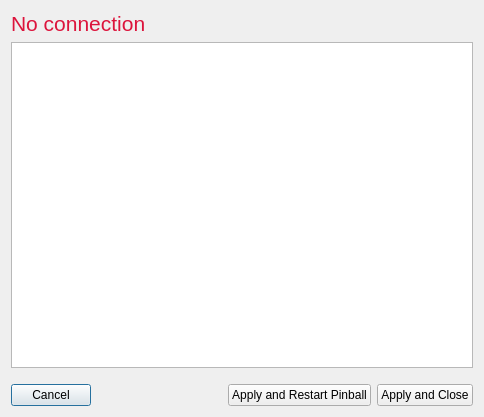
Qt form ui/gameset.ui (garzol/wiflip) before a commit.
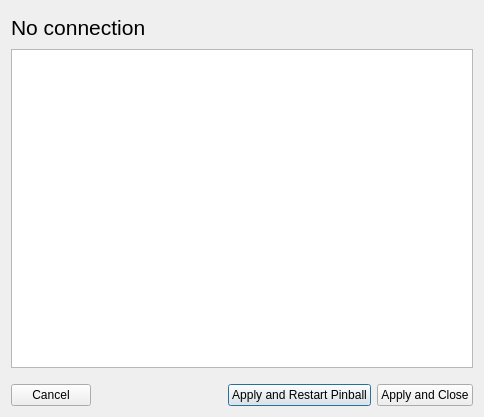
The same form after that commit.

Diff of the .ui file:
```diff
--- a/ui/gameset.ui
+++ b/ui/gameset.ui
@@ -16,6 +16,12 @@
   <layout class="QVBoxLayout" name="verticalLayout">
    <item>
     <widget class="QLabel" name="label">
+     <property name="sizePolicy">
+      <sizepolicy hsizetype="Preferred" vsizetype="MinimumExpanding">
+       <horstretch>0</horstretch>
+       <verstretch>0</verstretch>
+      </sizepolicy>
+     </property>
      <property name="maximumSize">
       <size>
        <width>16777215</width>
@@ -27,9 +33,6 @@
        <pointsize>16</pointsize>
       </font>
      </property>
-     <property name="styleSheet">
-      <string notr="true">color:crimson;</string>
-     </property>
      <property name="text">
       <string>No connection</string>
      </property>
@@ -55,6 +58,9 @@
        <property name="text">
         <string>Cancel</string>
        </property>
+       <property name="autoDefault">
+        <bool>false</bool>
+       </property>
       </widget>
      </item>
      <item>
```
